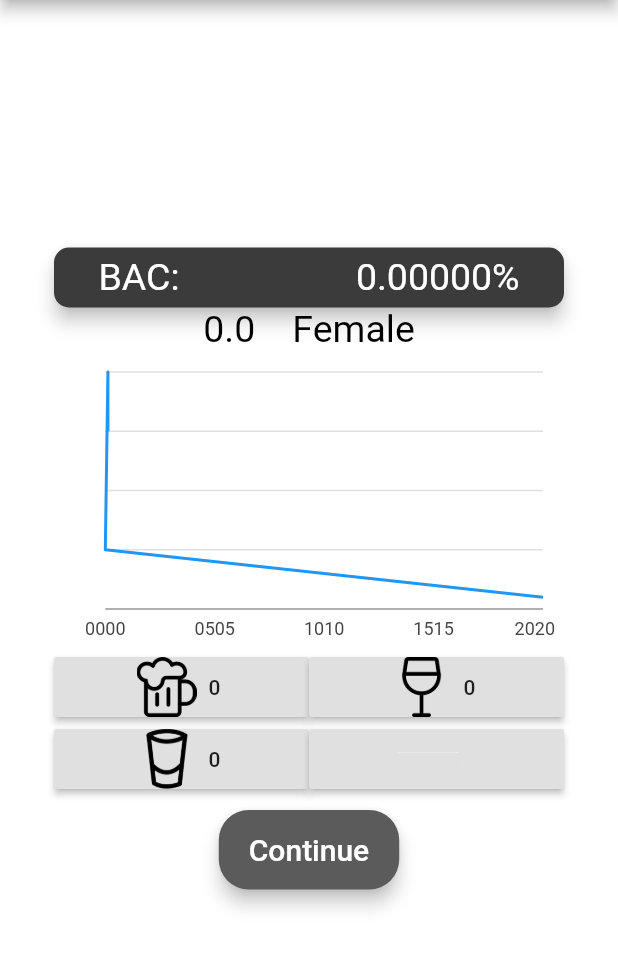
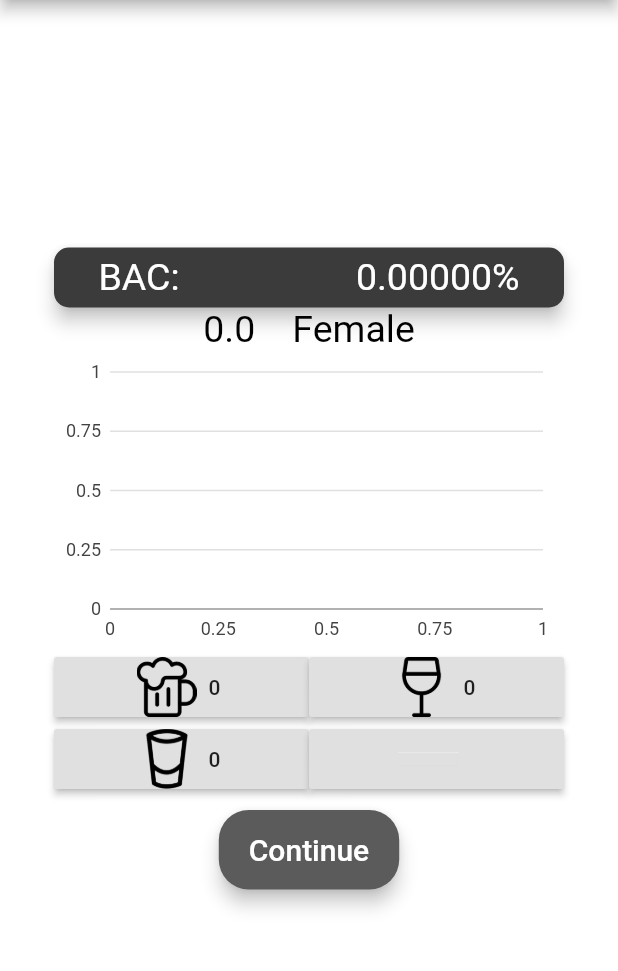
Before and after one commit to ShaneSigesmund/alcohol_tester_project, a Flutter app: the bacPage screen opened directly, after a tap on the "arrow back" icon, after a tap on "Next", on a phone screen of 412 x 824 dp, the part 84-1055 px from its top. Run offline on Flutter 3.47's test engine with Material 2 defaults, Android fonts, the phone set to English and light mode, and no system bars; our stand-ins replace charts_flutter, shared_preferences; missing offline and left inert: dart:ffi; accounts and stored records are empty.

Commit message:
Fixed chart functionality

```diff
--- a/alcohol_tester_application/lib/bacPage.dart
+++ b/alcohol_tester_application/lib/bacPage.dart
@@ -33,6 +33,7 @@ double bacVALUE = 0.0;
 double elapsedTime = 0.0;
 
 double percentAlcohol = 0.0;
+List<TimeUntilSober> chartData = [];
 
 class bacPage extends StatefulWidget {
   bacPage({Key key, this.title}) : super(key: key);
@@ -94,6 +95,8 @@ class bac extends State<bacPage> {
     _getBAC();
   }
 
+  _addToChartData() {}
+
   _getWeight() async {
     SharedPreferences prefs = await SharedPreferences.getInstance();
     setState(() {
@@ -112,6 +115,9 @@ class bac extends State<bacPage> {
     } else {
       genderString = "Female";
     }
+
+    double temporaryPA = bacVALUE;
+
     //Get gender constant * weight
 
     //Get weight
@@ -129,6 +135,27 @@ class bac extends State<bacPage> {
     bacVALUE = tempBac * 100;
     print("\nBAC percentage: $bacVALUE");
 
+    //determine how many hours needed on graph
+
+    int currentHour = DateTime.now().hour;
+    int numHours = ((bacVALUE - 0.08) / decreaseBAC).round();
+
+    int twentyfourHour = 24 % (currentHour);
+    while (bacVALUE > 0.08) {
+      print(currentCounter);
+      int numHours2 = ((bacVALUE - 0.08) / decreaseBAC).round();
+
+      int addedHours = currentHour + numHours2;
+      int addedHours2 = (12 - ((-addedHours) % 12));
+      bacVALUE -= decreaseBAC;
+      print("added hours: $addedHours $addedHours2 $numHours2");
+      currentCounter++;
+     TimeUntilSober c = new TimeUntilSober(addedHours2, temporaryPA);
+     chartData.add(c);
+      break;
+    }
+
+
     //elapsedTime = bacVALUE * 0.015;
 
     // print("\nElapsed time until sober: $elapsedTime");
@@ -141,33 +168,26 @@ class bac extends State<bacPage> {
 
 //Define what data goes into the graph
 
-  static List<charts.Series<TimeUntilSober, DateTime>> _createSampleData() {
-   // List<TimeUntilSober> chartData = [];
+  static List<charts.Series<TimeUntilSober, int>> _createSampleData() {
     double tempBac2 = bacVALUE - legalBAC;
     double _getTimeUntilSober = tempBac2 / decreaseBAC;
 
     var now = new DateTime.now();
     int currentHour = now.hour;
-    final chartData = [
-      new TimeUntilSober(new DateTime(now.year, now.month, currentHour + 1), 5),
-      new TimeUntilSober(
-          new DateTime( 12%(currentHour + 2)), 25),
-      new TimeUntilSober(
-          new DateTime( 12%(currentHour + 3)), 100),
-      new TimeUntilSober(
-          new DateTime( 12%(currentHour + 4)), 75),
-    ];
+    //final chartData = [
+    //   new TimeUntilSober(new DateTime((currentHour + 1)), 5),
+    // new TimeUntilSober(new DateTime((currentHour + 2)), 25),
+    // new TimeUntilSober(new DateTime((currentHour + 3)), 200),
+    // new TimeUntilSober(new DateTime( (currentHour + 4)), 75),
+    //];
     double result = _getTimeUntilSober;
     int temp = result.round();
     int c;
-    // for (int i = 0; i < temp; i++) {
-    // chartData.add(new TimeUntilSober(i, (bacVALUE - decreaseBAC)));
-    //c= chartData.length;
-    //print("ISSA LENGTH : $c");
-    // }
+
     return [
-      new charts.Series<TimeUntilSober, DateTime>(
-        id: 'BAC',
+      new charts.Series<TimeUntilSober, int>(
+        id: "BAC",
+        data: chartData,
         colorFn: (_, __) => charts.MaterialPalette.blue.shadeDefault,
         outsideLabelStyleAccessorFn: (_, __) => charts.TextStyleSpec(
           fontSize: 10,
@@ -175,7 +195,6 @@ class bac extends State<bacPage> {
         ),
         domainFn: (TimeUntilSober bacs, _) => bacs.time,
         measureFn: (TimeUntilSober bacs, _) => bacs.bacVal,
-        data: chartData,
       )
     ];
   }
@@ -352,6 +371,7 @@ class bac extends State<bacPage> {
                       shotCount = 0;
                       wineCount = 0;
                       spiritCount = 0;
+                      chartData.clear();
                     });
                   },
                   child: Text(
@@ -381,14 +401,9 @@ class bac extends State<bacPage> {
                     ),
                     SizedBox(
                       height: 200,
-                      child: charts.TimeSeriesChart(
+                      child: charts.LineChart(
                         _createSampleData(),
                         animate: false,
-                        primaryMeasureAxis: charts.AxisSpec(
-                            renderSpec: charts.GridlineRendererSpec(
-                                labelStyle: charts.TextStyleSpec(
-                          color: charts.MaterialPalette.white,
-                        ))),
                       ),
                     ),
                     buttonCreator1(),
@@ -405,7 +420,7 @@ class bac extends State<bacPage> {
 
 //Create time object for graph
 class TimeUntilSober {
-  final DateTime time;
+  final int time;
   final double bacVal;
 
   TimeUntilSober(this.time, this.bacVal);
```
Also changed, not shown: 1 other file.
